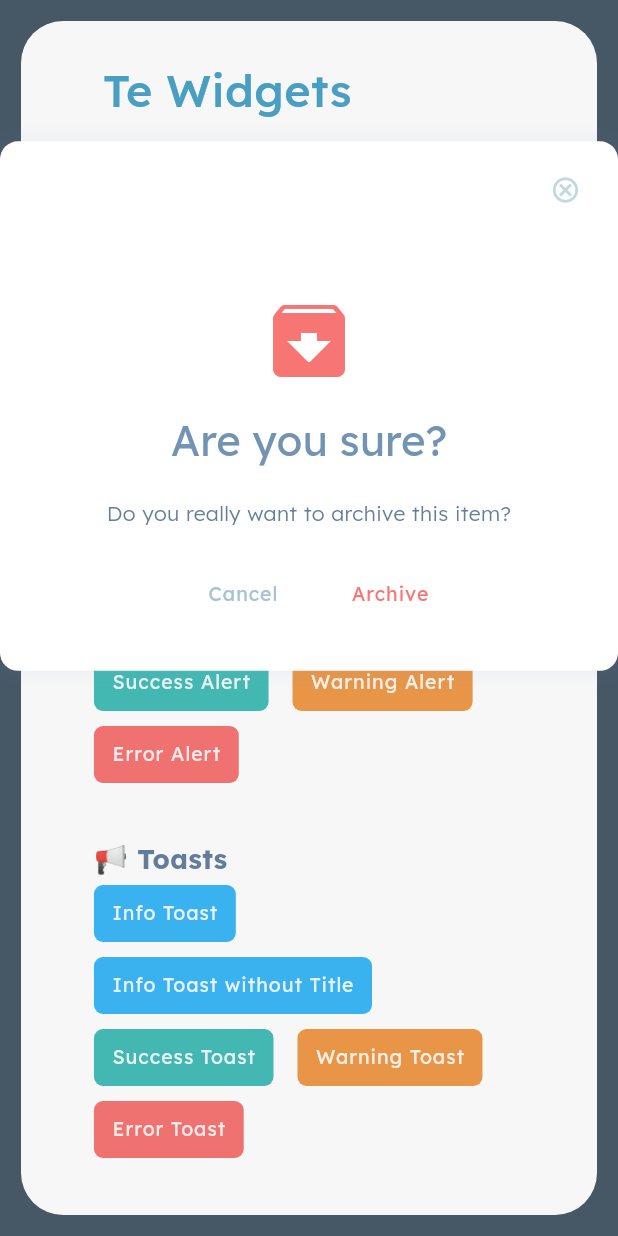
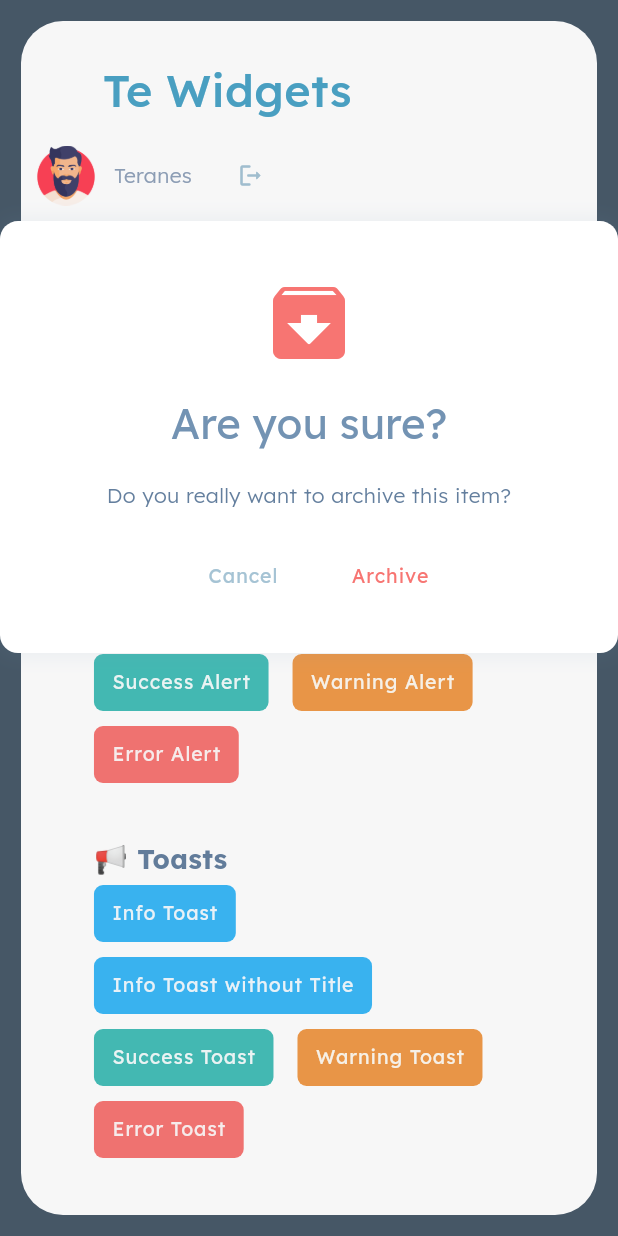
Before and after one commit to teranes10/flutter-libs, a Flutter app: the PopupsPage screen opened by its route, after a tap on "Archive (Confirm)", on a phone screen of 412 x 824 dp. Run offline on Flutter 3.47's test engine with Material 3 defaults, Android fonts, the phone set to English and light mode, and no system bars; our stand-ins replace dart_mappable, dio, flutter_riverpod, go_router, responsive_builder, toastification; accounts and stored records are empty; generated files the repository leaves out were written again.

Commit message:
modal overflow issue fix

```diff
--- a/apps/my_app/lib/pages/crud_page.dart
+++ b/apps/my_app/lib/pages/crud_page.dart
@@ -65,7 +65,8 @@ class ProductForm extends TFormBase {
     return [
       TFormField.text(title, 'Title', isRequired: true).size(6),
       TFormField.number(price, 'Price').size(6),
-      TFormField.select(category, 'Category', items: categories),
+      TFormField.select<ProductDto, String>(category, 'Category',
+          onLoad: ProductsClient().loadMore, itemText: (x) => x.title, itemValue: (x) => x.sku),
       TFormField.date(date, "Date"),
       TFormField.text(description, 'Description', rows: 3),
     ];
--- a/packages/te_widgets/lib/mixins/popup_mixin.dart
+++ b/packages/te_widgets/lib/mixins/popup_mixin.dart
@@ -1,5 +1,6 @@
 import 'package:flutter/material.dart';
 import 'package:te_widgets/te_widgets.dart';
+import 'package:te_widgets/widgets/close-icon/close_icon.dart';
 
 mixin TPopupMixin {
   bool get disabled;
@@ -80,7 +81,7 @@ mixin TPopupStateMixin<T extends StatefulWidget> on State<T> {
         child: Stack(
           children: [
             Padding(padding: EdgeInsets.fromLTRB(3, 9, 3, 0), child: getContentWidget()),
-            Positioned(top: 2, right: 2, child: CloseIconButton(size: 14, onClose: hidePopup)),
+            Positioned(top: 2, right: 2, child: TCloseIcon(size: 14, onClose: hidePopup)),
           ],
         ),
       ),
--- a/packages/te_widgets/lib/widgets/modal/modal.dart
+++ b/packages/te_widgets/lib/widgets/modal/modal.dart
@@ -1,28 +1,41 @@
 import 'package:flutter/material.dart';
 import 'package:te_widgets/configs/theme/theme_colors.dart';
-import 'package:te_widgets/widgets/modal/modal_config.dart';
+import 'package:te_widgets/widgets/close-icon/close_icon.dart';
 
 class TModal extends StatelessWidget {
+  final bool persistent;
+  final double width;
   final Widget child;
-  final TModalConfig config;
-  final VoidCallback onClose;
+
+  final Widget? header;
+  final Widget? footer;
+
+  final String? title;
+  final bool? showCloseButton;
+
+  final VoidCallback? onClose;
 
   const TModal(
     this.child, {
     super.key,
-    required this.config,
-    required this.onClose,
+    this.persistent = false,
+    this.width = 500,
+    this.header,
+    this.footer,
+    this.title,
+    this.showCloseButton,
+    this.onClose,
   });
 
   @override
   Widget build(BuildContext context) {
-    final screenWidth = MediaQuery.of(context).size.width;
-    final modalWidth = config.width > screenWidth ? screenWidth - 25 : config.width;
+    final screenSize = MediaQuery.of(context).size;
+    final modalWidth = width > screenSize.width ? screenSize.width - 50 : width;
 
     return GestureDetector(
       onTap: () {
-        if (!config.persistent) {
-          onClose();
+        if (!persistent) {
+          onClose?.call();
         }
       },
       child: Scaffold(
@@ -30,32 +43,36 @@ class TModal extends StatelessWidget {
         body: Stack(
           children: [
             Align(
-              alignment: const FractionalOffset(0.5, 0.2),
+              alignment: const FractionalOffset(0.5, 0.275),
               child: GestureDetector(
                 onTap: () {}, // Prevent tap propagation
                 child: Container(
                   width: modalWidth,
-                  constraints: const BoxConstraints(
+                  constraints: BoxConstraints(
                     minWidth: 450,
                     minHeight: 250,
+                    maxWidth: screenSize.width - 50,
+                    maxHeight: screenSize.height - 50,
                   ),
                   decoration: BoxDecoration(
                     color: Colors.white,
                     borderRadius: BorderRadius.circular(12),
-                    boxShadow: [
-                      BoxShadow(
-                        color: AppColors.grey.shade600.withAlpha(25),
-                        blurRadius: 10,
-                        spreadRadius: 2,
-                      ),
-                    ],
+                    boxShadow: [BoxShadow(color: AppColors.grey.shade600.withAlpha(25), blurRadius: 10, spreadRadius: 2)],
                   ),
                   child: Column(
                     mainAxisSize: MainAxisSize.min,
                     children: [
-                      if (config.title != null || config.showCloseButton == true || config.headerWidget != null) _buildHeader(config, onClose),
-                      Flexible(child: child),
-                      if (config.footerWidget != null) _buildFooter(config),
+                      // Fixed header (non-scrollable
+                      if (header != null) header!,
+                      if (header == null && (title != null || showCloseButton == true)) _buildHeader(),
+
+                      // Scrollable content area
+                      Flexible(
+                        child: SingleChildScrollView(child: child),
+                      ),
+
+                      // Fixed footer (non-scrollable)
+                      if (footer != null) footer!,
                     ],
                   ),
                 ),
@@ -67,64 +84,20 @@ class TModal extends StatelessWidget {
     );
   }
 
-  Widget _buildHeader(TModalConfig config, VoidCallback onClose) {
+  Widget _buildHeader() {
     return Container(
-      padding: const EdgeInsets.fromLTRB(25, 20, 25, 20),
+      padding: const EdgeInsets.symmetric(horizontal: 25, vertical: 20),
       child: Row(
         mainAxisAlignment: MainAxisAlignment.spaceBetween,
         children: [
           Expanded(
-            child: config.headerWidget ??
-                Text(
-                  config.title ?? '',
-                  style: TextStyle(
-                    fontSize: 18,
-                    fontWeight: FontWeight.w300,
-                    color: AppColors.grey.shade600,
-                  ),
-                ),
+            child: title != null
+                ? Text(title ?? '', style: TextStyle(fontSize: 18, fontWeight: FontWeight.w300, color: AppColors.grey.shade600))
+                : SizedBox.shrink(),
           ),
-          if (config.showCloseButton == true) CloseIconButton(onClose: onClose),
+          if (showCloseButton == true) TCloseIcon(onClose: () => onClose?.call()),
         ],
       ),
     );
   }
-
-  Widget _buildFooter(TModalConfig config) {
-    return Container(
-      padding: const EdgeInsets.fromLTRB(20, 13.6, 20, 13.6),
-      child: config.footerWidget!,
-    );
-  }
 }
-
-class CloseIconButton extends StatefulWidget {
-  final VoidCallback onClose;
-  final double? size;
-
-  const CloseIconButton({super.key, required this.onClose, this.size});
-
-  @override
-  State<CloseIconButton> createState() => CloseIconButtonState();
-}
-
-class CloseIconButtonState extends State<CloseIconButton> {
-  bool _isHovering = false;
-
-  @override
-  Widget build(BuildContext context) {
-    return MouseRegion(
-      onEnter: (_) => setState(() => _isHovering = true),
-      onExit: (_) => setState(() => _isHovering = false),
-      cursor: SystemMouseCursors.click,
-      child: GestureDetector(
-        onTap: widget.onClose,
-        child: Icon(
-          Icons.cancel_outlined,
-          color: _isHovering ? AppColors.danger.shade400 : AppColors.grey.shade300,
-          size: widget.size ?? 20,
-        ),
-      ),
-    );
-  }
-}
--- a/packages/te_widgets/lib/widgets/modal/modal_config.dart
+++ b/packages/te_widgets/lib/widgets/modal/modal_config.dart
@@ -1,29 +1,13 @@
 import 'package:flutter/material.dart';
 
-class TModalConfig {
-  final bool persistent;
-  final double width;
-  final String? title;
-  final bool? showCloseButton;
-  final Widget? headerWidget;
-  final Widget? footerWidget;
-
-  const TModalConfig({
-    this.persistent = false,
-    this.showCloseButton = true,
-    this.width = 500,
-    this.title,
-    this.headerWidget,
-    this.footerWidget,
-  });
-}
-
-class TModelContext<T> {
+class TModalContext<T> {
   final BuildContext context;
 
-  TModelContext(this.context);
+  TModalContext(this.context);
 
   void close([T? value]) {
     Navigator.of(context).pop(value);
   }
 }
+
+typedef TModalWidgetBuilder<T> = Widget Function(TModalContext<T> context);
--- a/packages/te_widgets/lib/widgets/modal/modal_service.dart
+++ b/packages/te_widgets/lib/widgets/modal/modal_service.dart
@@ -6,21 +6,31 @@ import 'package:te_widgets/widgets/modal/modal_config.dart';
 class TModalService {
   static Future<T?> show<T>(
     BuildContext context,
-    Widget Function(TModelContext context) builder, {
-    TModalConfig config = const TModalConfig(),
-    VoidCallback? onClose,
+    TModalWidgetBuilder<T> builder, {
+    TModalWidgetBuilder? header,
+    TModalWidgetBuilder? footer,
+    bool persistent = false,
+    double width = 500,
+    String? title,
+    bool? showCloseButton,
   }) {
     return showDialog<T>(
       context: context,
-      barrierDismissible: !config.persistent,
+      barrierDismissible: persistent,
       barrierColor: AppColors.grey[950]!.withAlpha(10),
       builder: (BuildContext dialogContext) {
+        final mContext = TModalContext<T>(dialogContext);
+
         return TModal(
-          builder.call(TModelContext(dialogContext)),
-          config: config,
+          builder.call(mContext),
+          header: header?.call(mContext),
+          footer: footer?.call(mContext),
+          persistent: persistent,
+          width: width,
+          title: title,
+          showCloseButton: showCloseButton,
           onClose: () {
             Navigator.of(dialogContext).pop();
-            onClose?.call();
           },
         );
       },
--- a/packages/te_widgets/pubspec.yaml
+++ b/packages/te_widgets/pubspec.yaml
@@ -6,8 +6,8 @@
 repository: https://github.com/teranes10/flutter-libs/tree/master/packages/te_widgets
 
 environment:
-  sdk: ^3.6.0
-  flutter: ">=1.17.0"
+  sdk: ">=3.0.0 <4.0.0"
+  flutter: ">=3.27.0"
 
 dependencies:
   flutter:
```
Also changed, not shown: apps/my_app/lib/pages/popups_page.dart (+12 -14 lines), packages/te_widgets/lib/widgets/close-icon/close_icon.dart (added, +33 -0 lines), packages/te_widgets/lib/widgets/form/form_service.dart (+11 -9 lines), apps/my_app/pubspec.lock.
